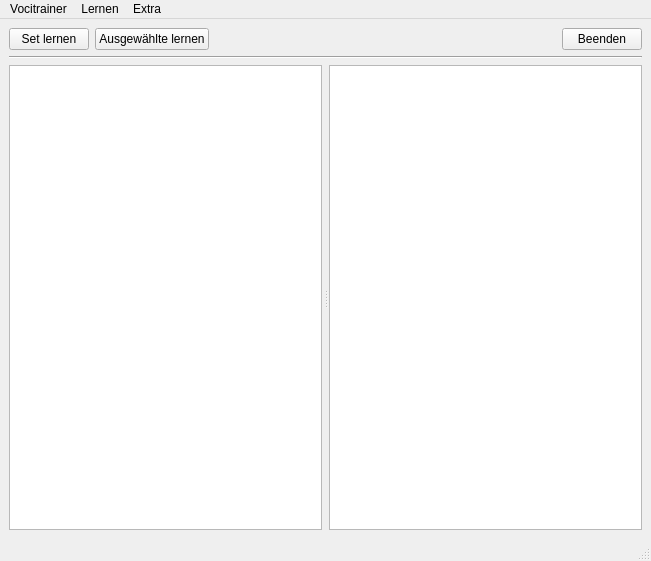
Before: the Qt Designer form Client/hauptfenster.ui in samuelx12/Vocitrainer, drawn with Qt 5.
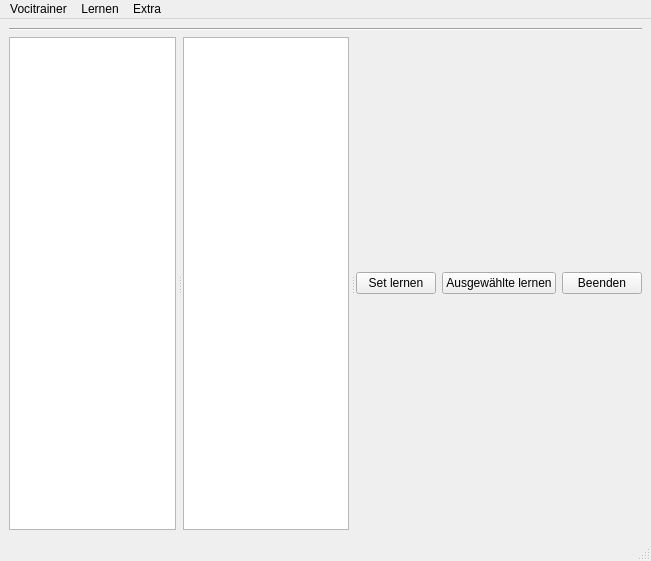
After: the same form once the commit is applied.

```diff
--- a/Client/hauptfenster.ui
+++ b/Client/hauptfenster.ui
@@ -16,6 +16,35 @@
   <widget class="QWidget" name="centralwidget">
    <layout class="QVBoxLayout" name="verticalLayout">
     <item>
+     <widget class="Line" name="line_UnterMenu">
+      <property name="orientation">
+       <enum>Qt::Horizontal</enum>
+      </property>
+     </widget>
+    </item>
+    <item>
+     <widget class="QSplitter" name="splitter_ExplorerListe">
+      <property name="maximumSize">
+       <size>
+        <width>16777215</width>
+        <height>16777215</height>
+       </size>
+      </property>
+      <property name="orientation">
+       <enum>Qt::Horizontal</enum>
+      </property>
+      <property name="opaqueResize">
+       <bool>true</bool>
+      </property>
+      <property name="handleWidth">
+       <number>7</number>
+      </property>
+      <property name="childrenCollapsible">
+       <bool>true</bool>
+      </property>
+      <widget class="QTreeView" name="trv_Explorer"/>
+      <widget class="QTableView" name="tbv_Liste"/>
+      <widget class="QWidget" name="">
      <layout class="QHBoxLayout" name="horizontalLayout">
       <item>
        <widget class="QPushButton" name="cmd_SetLernen">
@@ -58,36 +87,7 @@
        </widget>
       </item>
      </layout>
-    </item>
-    <item>
-     <widget class="Line" name="line_UnterMenu">
-      <property name="orientation">
-       <enum>Qt::Horizontal</enum>
-      </property>
-     </widget>
-    </item>
-    <item>
-     <widget class="QSplitter" name="splitter_ExplorerListe">
-      <property name="maximumSize">
-       <size>
-        <width>16777215</width>
-        <height>16777215</height>
-       </size>
-      </property>
-      <property name="orientation">
-       <enum>Qt::Horizontal</enum>
-      </property>
-      <property name="opaqueResize">
-       <bool>true</bool>
-      </property>
-      <property name="handleWidth">
-       <number>7</number>
-      </property>
-      <property name="childrenCollapsible">
-       <bool>true</bool>
-      </property>
-      <widget class="QTreeView" name="trv_Explorer"/>
-      <widget class="QTableView" name="tbv_Liste"/>
+      </widget>
      </widget>
     </item>
    </layout>
```
Lines whose indentation alone changed are shown as unchanged.
